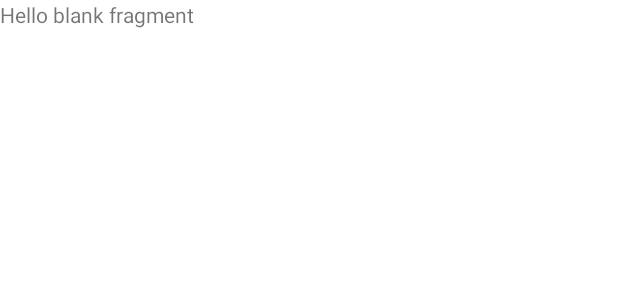
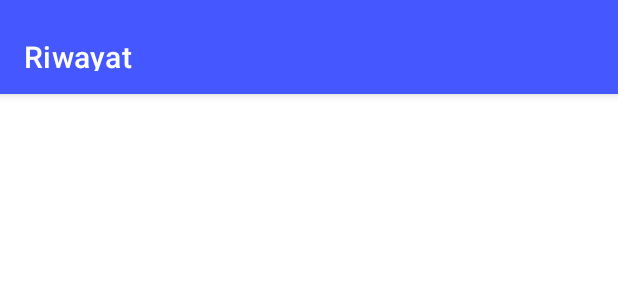
Before and after one commit to ahmadfma/Money-Management-Android-Application, an Android app: the layout fragment_history.xml on its own in the app's theme, with its tools: preview values and no code run, on a phone screen of 412 x 824 dp. Shown: the top 300 px of the screen. Run offline under Robolectric (Android 15) with nearby library versions, the phone set to English and light mode, and no system bars.

Commit message:
Display Transactions date in HistoryFragment

```diff
--- a/app/src/main/java/com/example/moneymanagement/User/TransactionData/TransactionDao.kt
+++ b/app/src/main/java/com/example/moneymanagement/User/TransactionData/TransactionDao.kt
@@ -9,6 +9,12 @@ interface TransactionDao {
     @Query("SELECT * From user_transactions")
     fun getTransactions(): LiveData<List<TransactionEntity>>
 
+    @Query("SELECT date From user_transactions")
+    fun getAllDateTransactions(): LiveData<List<String>>
+
+    @Query("SELECT * FROM user_transactions WHERE date LIKE :date")
+    fun getTransactionsBasedOnDate(date: String): LiveData<List<TransactionEntity>>
+
     @Insert(onConflict = OnConflictStrategy.IGNORE)
     suspend fun insertTransaction(data: TransactionEntity)
 
--- a/app/src/main/java/com/example/moneymanagement/User/TransactionData/TransactionRepository.kt
+++ b/app/src/main/java/com/example/moneymanagement/User/TransactionData/TransactionRepository.kt
@@ -11,15 +11,21 @@ class TransactionRepository(application: Application) {
 
     private var transactionDao: TransactionDao?
     private var transactions: LiveData<List<TransactionEntity>>? = null
+    private var allTransactionsDate: LiveData<List<String>>? = null
 
     init {
         val db = UserDatabase.getDatabase(application.applicationContext)
         transactionDao = db.transactionDao()
         transactions = transactionDao!!.getTransactions()
+        allTransactionsDate = transactionDao!!.getAllDateTransactions()
     }
 
     fun getTransactions(): LiveData<List<TransactionEntity>>? {
         return transactions
+    }
+
+    fun getAllDateTransactions(): LiveData<List<String>>? {
+        return allTransactionsDate
     }
 
     fun insert(data: TransactionEntity) = runBlocking {
--- a/app/src/main/java/com/example/moneymanagement/User/UserViewModel.kt
+++ b/app/src/main/java/com/example/moneymanagement/User/UserViewModel.kt
@@ -17,6 +17,7 @@ class UserViewModel(application: Application): AndroidViewModel(application) {
 
     private var transactionRepository = TransactionRepository(application)
     private var transactions: LiveData<List<TransactionEntity>>? = transactionRepository.getTransactions()
+    private var allDateTransactions: LiveData<List<String>>? = transactionRepository.getAllDateTransactions()
 
     fun insertTransaction(data: TransactionEntity) {
         transactionRepository.insert(data)
@@ -34,5 +35,9 @@ class UserViewModel(application: Application): AndroidViewModel(application) {
         transactionRepository.update(data)
     }
 
+    fun getAllDateTransactions(): LiveData<List<String>>? {
+        return allDateTransactions
+    }
+
 
 }
--- a/app/src/main/res/layout/fragment_history.xml
+++ b/app/src/main/res/layout/fragment_history.xml
@@ -1,14 +1,40 @@
 <?xml version="1.0" encoding="utf-8"?>
-<FrameLayout xmlns:android="http://schemas.android.com/apk/res/android"
+<RelativeLayout xmlns:android="http://schemas.android.com/apk/res/android"
     xmlns:tools="http://schemas.android.com/tools"
     android:layout_width="match_parent"
     android:layout_height="match_parent"
+    xmlns:app="http://schemas.android.com/apk/res-auto"
     tools:context=".UI.HistoryFragment.HistoryFragment">
 
-    <!-- TODO: Update blank fragment layout -->
-    <TextView
+
+    <com.google.android.material.appbar.AppBarLayout
+        android:id="@+id/appbar"
         android:layout_width="match_parent"
-        android:layout_height="match_parent"
-        android:text="@string/hello_blank_fragment" />
+        android:layout_height="wrap_content">
+        <androidx.appcompat.widget.Toolbar
+            android:layout_width="match_parent"
+            android:layout_height="wrap_content"
+            app:title="Riwayat"
+            app:titleTextColor="@color/white"
+            android:paddingTop="20dp"
+            android:paddingBottom="15dp"/>
+    </com.google.android.material.appbar.AppBarLayout>
 
-</FrameLayout>
+
+    <androidx.recyclerview.widget.RecyclerView
+        android:id="@+id/tanggal_btn"
+        android:layout_width="match_parent"
+        android:layout_height="wrap_content"
+        android:layout_marginTop="10dp"
+        android:layout_marginBottom="10dp"
+        android:layout_below="@+id/appbar"/>
+
+    <androidx.recyclerview.widget.RecyclerView
+        android:id="@+id/daftar_riwayat"
+        android:layout_width="match_parent"
+        android:layout_height="wrap_content"
+        android:layout_marginTop="10dp"
+        android:layout_marginBottom="10dp"
+        android:layout_below="@+id/tanggal_btn"/>
+
+</RelativeLayout>
--- a/app/src/main/res/layout/item_transaksi.xml
+++ b/app/src/main/res/layout/item_transaksi.xml
@@ -105,7 +105,7 @@
             android:textColor="#2C2C2C"
             android:textSize="14sp"
             android:layout_marginTop="8dp"
-            android:layout_marginEnd="8dp"
+            android:layout_marginEnd="10dp"
             app:layout_constraintEnd_toEndOf="parent"
             app:layout_constraintTop_toTopOf="parent" />
 
```
Also changed, not shown: app/src/main/java/com/example/moneymanagement/UI/HistoryFragment/HistoryFragment.kt (+31 -0 lines), app/src/main/java/com/example/moneymanagement/UI/HistoryFragment/TombolTanggalAdapter.kt (added, +36 -0 lines), app/src/main/res/layout/item_tombol_tanggal.xml (added, +40 -0 lines).
